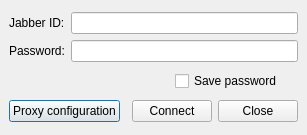
Above: login.ui from xmpp-graveyard/jabbim before the change. Below: the same form after it.
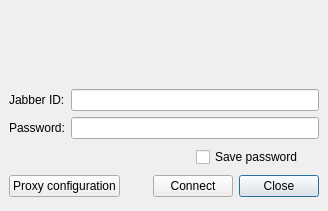
That is the form after the change. Icons and pictures are not drawn.

What changed in the file:
```diff
--- a/login.ui
+++ b/login.ui
@@ -5,8 +5,8 @@
    <rect>
     <x>0</x>
     <y>0</y>
-    <width>304</width>
-    <height>135</height>
+    <width>328</width>
+    <height>211</height>
    </rect>
   </property>
   <property name="windowTitle" >
@@ -19,14 +19,70 @@
    <property name="spacing" >
     <number>6</number>
    </property>
-   <item row="2" column="0" >
+   <item row="0" column="0" colspan="5" >
+    <widget class="QLabel" name="label_3" >
+     <property name="maximumSize" >
+      <size>
+       <width>16000</width>
+       <height>70</height>
+      </size>
+     </property>
+     <property name="text" >
+      <string/>
+     </property>
+     <property name="pixmap" >
+      <pixmap>images/logo.png</pixmap>
+     </property>
+    </widget>
+   </item>
+   <item row="3" column="4" >
+    <widget class="QPushButton" name="close" >
+     <property name="text" >
+      <string>Close</string>
+     </property>
+    </widget>
+   </item>
+   <item row="3" column="2" colspan="2" >
+    <widget class="QPushButton" name="connect" >
+     <property name="text" >
+      <string>Connect</string>
+     </property>
+    </widget>
+   </item>
+   <item row="2" column="0" colspan="3" >
+    <spacer>
+     <property name="orientation" >
+      <enum>Qt::Horizontal</enum>
+     </property>
+     <property name="sizeHint" >
+      <size>
+       <width>121</width>
+       <height>20</height>
+      </size>
+     </property>
+    </spacer>
+   </item>
+   <item row="3" column="1" >
+    <spacer>
+     <property name="orientation" >
+      <enum>Qt::Horizontal</enum>
+     </property>
+     <property name="sizeHint" >
+      <size>
+       <width>20</width>
+       <height>20</height>
+      </size>
+     </property>
+    </spacer>
+   </item>
+   <item row="3" column="0" >
     <widget class="QPushButton" name="proxy" >
      <property name="text" >
       <string>Proxy configuration</string>
      </property>
     </widget>
    </item>
-   <item row="1" column="3" colspan="2" >
+   <item row="2" column="3" colspan="2" >
     <widget class="QCheckBox" name="savePassword" >
      <property name="layoutDirection" >
       <enum>Qt::LeftToRight</enum>
@@ -36,7 +92,7 @@
      </property>
     </widget>
    </item>
-   <item row="0" column="0" colspan="5" >
+   <item row="1" column="0" colspan="5" >
     <layout class="QHBoxLayout" >
      <property name="margin" >
       <number>0</number>
@@ -90,46 +146,6 @@
      </item>
     </layout>
    </item>
-   <item row="1" column="0" colspan="3" >
-    <spacer>
-     <property name="orientation" >
-      <enum>Qt::Horizontal</enum>
-     </property>
-     <property name="sizeHint" >
-      <size>
-       <width>121</width>
-       <height>20</height>
-      </size>
-     </property>
-    </spacer>
-   </item>
-   <item row="2" column="2" colspan="2" >
-    <widget class="QPushButton" name="connect" >
-     <property name="text" >
-      <string>Connect</string>
-     </property>
-    </widget>
-   </item>
-   <item row="2" column="4" >
-    <widget class="QPushButton" name="close" >
-     <property name="text" >
-      <string>Close</string>
-     </property>
-    </widget>
-   </item>
-   <item row="2" column="1" >
-    <spacer>
-     <property name="orientation" >
-      <enum>Qt::Horizontal</enum>
-     </property>
-     <property name="sizeHint" >
-      <size>
-       <width>20</width>
-       <height>20</height>
-      </size>
-     </property>
-    </spacer>
-   </item>
   </layout>
  </widget>
  <resources/>
```
Left out of the diff: 3 changed lines with no effect on the pictures.
